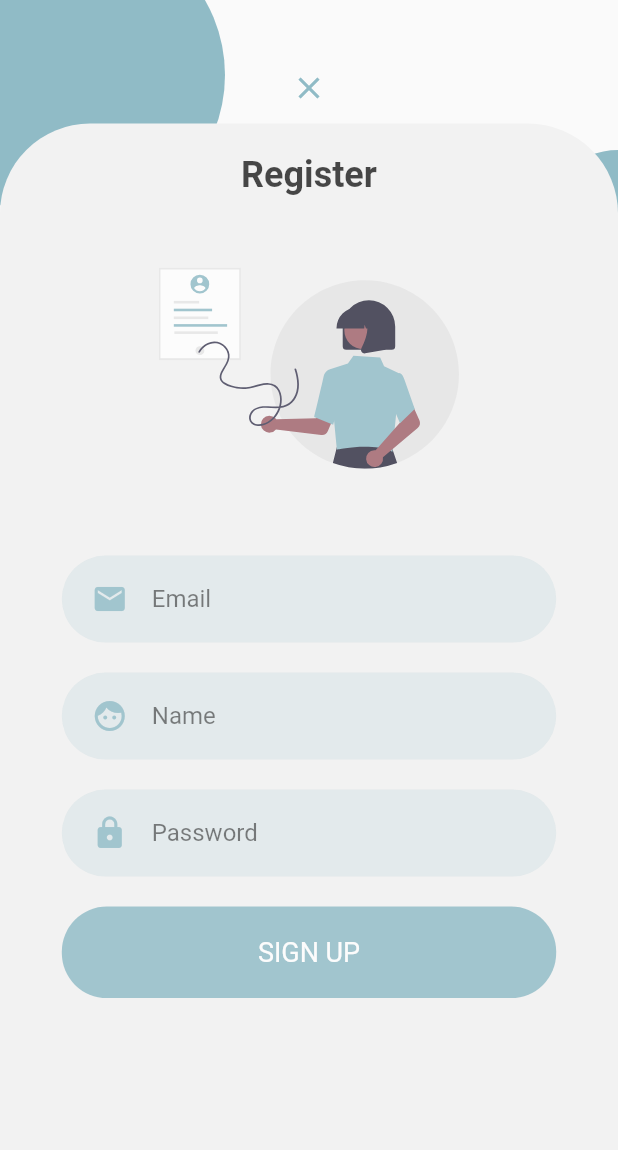
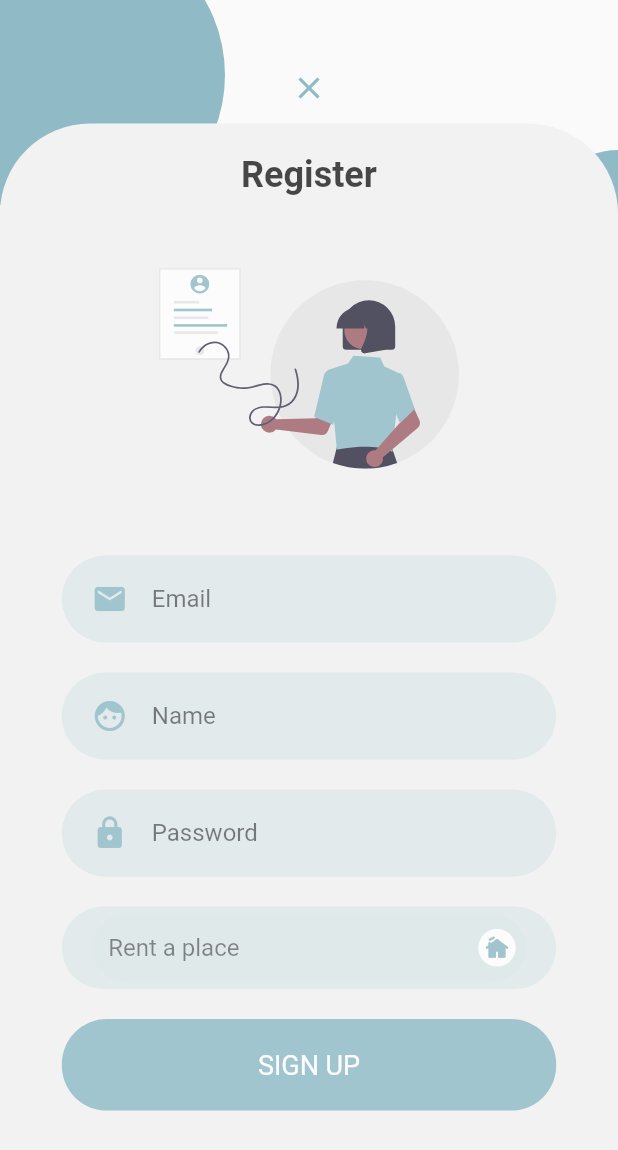
Before and after one commit to CalHacks8-0/renteasy, a Flutter app: the screen it shows after launch, after a tap on "Don't have an account? Sign up", on a phone screen of 412 x 824 dp. Shown: the top 1150 px of the screen. Run offline on Flutter 3.47's test engine with Material 2 defaults, Android fonts, the phone set to English and light mode, and no system bars; drawn by our look-alikes of flutter_switch; our stand-ins replace bottom_navy_bar, carousel_pro, cloud_firestore, firebase_auth, firebase_core, flutter_svg and 7 more; accounts and stored records are empty.

Commit message:
feat: add intent slider in registration screen - User can choose if they want to rent a place or find a place

```diff
--- a/lib/screens/login/components/register_form.dart
+++ b/lib/screens/login/components/register_form.dart
@@ -7,6 +7,8 @@ import 'package:renteasy/widgets/input_container.dart';
 import 'package:renteasy/widgets/rounded_button.dart';
 import 'package:firebase_auth/firebase_auth.dart';
 import 'package:modal_progress_hud/modal_progress_hud.dart';
+import 'package:cloud_firestore/cloud_firestore.dart';
+import 'package:flutter_switch/flutter_switch.dart';
 
 import '../../../constants.dart';
 
@@ -33,8 +35,11 @@ class _RegisterFormState extends State<RegisterForm> {
   bool showSpinner = false;
 
   late String userName;
+  late bool isOwner = true;
+  late String password;
 
-  late String password;
+  CollectionReference userCollection =
+      FirebaseFirestore.instance.collection('users');
 
   @override
   Widget build(BuildContext context) {
@@ -110,6 +115,45 @@ class _RegisterFormState extends State<RegisterForm> {
                             border: InputBorder.none),
                       ),
                     ),
+                    Container(
+                      width: MediaQuery.of(context).size.width * 0.8,
+                      decoration: BoxDecoration(
+                          borderRadius: BorderRadius.circular(30),
+                          color: kPrimaryColor.withAlpha(50)),
+                      margin: const EdgeInsets.symmetric(vertical: 10),
+                      padding: const EdgeInsets.symmetric(
+                          horizontal: 20, vertical: 5),
+                      child: FlutterSwitch(
+                        activeColor: kPrimaryColor.withAlpha(5),
+                        inactiveColor: kPrimaryColor.withAlpha(5),
+                        activeTextColor: Colors.black54,
+                        inactiveTextColor: Colors.black54,
+                        activeTextFontWeight: FontWeight.normal,
+                        inactiveTextFontWeight: FontWeight.normal,
+                        padding: 7,
+                        width: double.infinity,
+                        height: 45,
+                        value: isOwner,
+                        activeIcon: const Icon(
+                          Icons.cottage_rounded,
+                          color: kPrimaryColor,
+                        ),
+                        inactiveIcon: const Icon(
+                          Icons.person,
+                          color: kPrimaryColor,
+                        ),
+                        borderRadius: 30.0,
+                        // padding: 8.0,
+                        showOnOff: true,
+                        inactiveText: 'Find a place',
+                        activeText: 'Rent a place',
+                        onToggle: (bool val) {
+                          setState(() {
+                            isOwner = val;
+                          });
+                        },
+                      ),
+                    ),
                     const SizedBox(height: 10),
                     RoundedButton(
                       title: 'SIGN UP',
@@ -118,15 +162,21 @@ class _RegisterFormState extends State<RegisterForm> {
                           setState(() {
                             showSpinner = true;
                           });
+                          // add the new user
                           final newUser =
                               await _auth.createUserWithEmailAndPassword(
                                   email: email, password: password);
-                          if (newUser != null) {
-                            Navigator.push(
-                                context,
-                                MaterialPageRoute(
-                                    builder: (context) => Home()));
+                          if (newUser.user == null) {
+                            throw Exception("Unable to create user");
                           }
+                          String userId = newUser.user!.uid;
+                          // add the username and isOwner thing
+                          await userCollection.doc(userId).set({
+                            'name': userName,
+                            'isOwner': false,
+                          });
+                          Navigator.push(context,
+                              MaterialPageRoute(builder: (context) => Home()));
                           setState(() {
                             showSpinner = false;
                           });
--- a/pubspec.yaml
+++ b/pubspec.yaml
@@ -46,6 +46,7 @@ dependencies:
   modal_bottom_sheet: ^2.0.0
   carousel_pro: ^1.0.0
   rounded_loading_button: ^2.0.8
+  flutter_switch: ^0.3.2
 
 
   geolocator:
```
Also changed, not shown: flutter_01.png (deleted), pubspec.lock, 1 other file.
